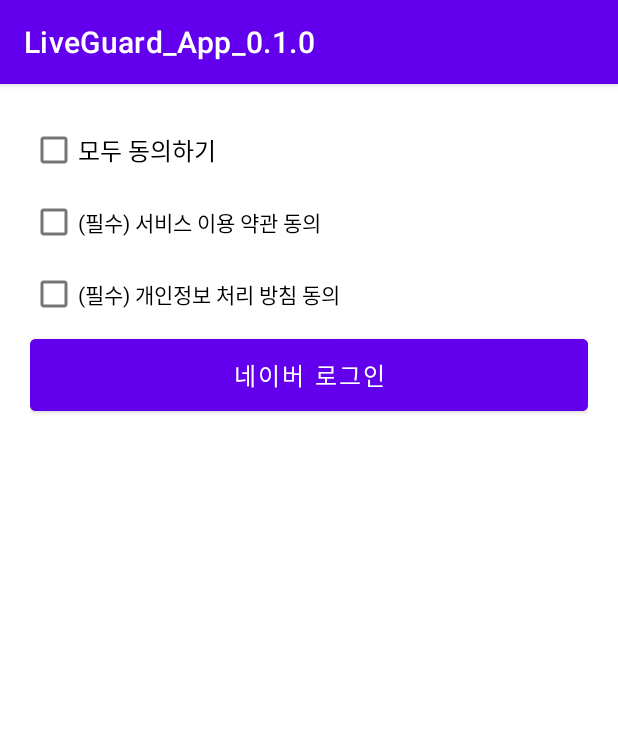
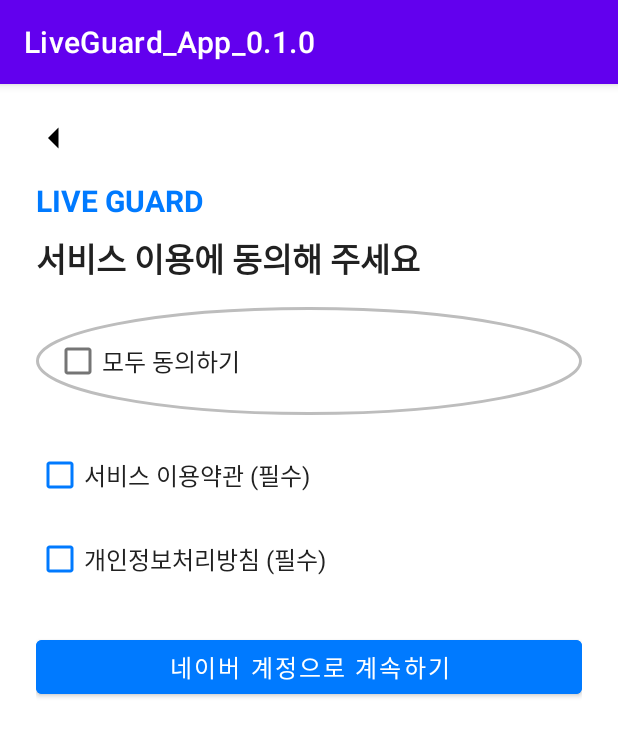
Before and after one commit to OverDlive/LiveGuard, an Android app: the TermsActivity screen opened directly, with no data from a screen before it, on a phone screen of 412 x 824 dp. Shown: the top 736 px of the screen. Run offline under Robolectric (Android 15) with nearby library versions, the phone set to English and light mode, and no system bars.

Commit message:
ui 덮어쓰기 프로토타입

```diff
--- a/App/app/src/main/java/com/example/liveguard_app_010/ui/login/TermsActivity.java
+++ b/App/app/src/main/java/com/example/liveguard_app_010/ui/login/TermsActivity.java
@@ -4,13 +4,12 @@
 import android.os.Bundle;
 import android.widget.Button;
 import android.widget.CheckBox;
+import android.widget.ImageView;
 import android.widget.Toast;
 
-import androidx.annotation.Nullable;
 import androidx.appcompat.app.AppCompatActivity;
 
 import com.example.liveguard_app_010.R;
-import com.example.liveguard_app_010.ui.login.NaverLoginActivity;
 
 public class TermsActivity extends AppCompatActivity {
 
@@ -18,7 +17,7 @@
     private Button btnAgree;
 
     @Override
-    protected void onCreate(@Nullable Bundle savedInstanceState) {
+    protected void onCreate(Bundle savedInstanceState) {
         super.onCreate(savedInstanceState);
         setContentView(R.layout.activity_terms);
 
@@ -26,14 +25,18 @@
         checkBox1 = findViewById(R.id.checkBox1);
         checkBox2 = findViewById(R.id.checkBox2);
         btnAgree = findViewById(R.id.btn_agree);
+        ImageView btnBack = findViewById(R.id.btn_back);
 
-        // ✅ "모두 동의하기" 체크 시 개별 체크박스 자동 체크
+        // 뒤로 가기 버튼
+        btnBack.setOnClickListener(v -> finish());
+
+        // "모두 동의하기" 클릭 시 개별 체크박스 자동 체크
         checkBoxAll.setOnCheckedChangeListener((buttonView, isChecked) -> {
             checkBox1.setChecked(isChecked);
             checkBox2.setChecked(isChecked);
         });
 
-        // ✅ 이용약관 동의 후 네이버 로그인 화면으로 이동
+        // 이용약관 동의 후 네이버 로그인 화면으로 이동
         btnAgree.setOnClickListener(v -> {
             if (checkBox1.isChecked() && checkBox2.isChecked()) {
                 Intent intent = new Intent(TermsActivity.this, NaverLoginActivity.class);
--- /dev/null
+++ b/App/app/src/main/res/drawable/bg_checkbox.xml
@@ -0,0 +1,19 @@
+<?xml version="1.0" encoding="utf-8"?>
+<selector xmlns:android="http://schemas.android.com/apk/res/android">
+    <!-- 체크된 상태 -->
+    <item android:state_checked="true">
+        <shape android:shape="oval">
+            <solid android:color="@color/blue"/> <!-- 체크된 상태 배경 -->
+            <size android:width="24dp" android:height="24dp"/>
+        </shape>
+    </item>
+
+    <!-- 기본 (비체크) 상태 -->
+    <item>
+        <shape android:shape="oval">
+            <solid android:color="@color/white"/> <!-- 비체크 상태 배경 -->
+            <stroke android:width="2dp" android:color="@color/gray"/> <!-- 테두리 -->
+            <size android:width="24dp" android:height="24dp"/>
+        </shape>
+    </item>
+</selector>
--- /dev/null
+++ b/App/app/src/main/res/drawable/ic_back.xml
@@ -0,0 +1,9 @@
+<vector xmlns:android="http://schemas.android.com/apk/res/android"
+    android:width="24dp"
+    android:height="24dp"
+    android:viewportWidth="24"
+    android:viewportHeight="24">
+    <path
+        android:fillColor="#000000"
+        android:pathData="M15,19L8,12L15,5V19Z"/>
+</vector>
--- a/App/app/src/main/res/layout/activity_terms.xml
+++ b/App/app/src/main/res/layout/activity_terms.xml
@@ -1,51 +1,86 @@
 <?xml version="1.0" encoding="utf-8"?>
-<androidx.constraintlayout.widget.ConstraintLayout
-    xmlns:android="http://schemas.android.com/apk/res/android"
-    xmlns:app="http://schemas.android.com/apk/res-auto"
+<LinearLayout xmlns:android="http://schemas.android.com/apk/res/android"
     android:layout_width="match_parent"
     android:layout_height="match_parent"
-    android:padding="20dp">
+    android:orientation="vertical"
+    android:padding="24dp"
+    android:background="@color/white">
 
-    <!-- "모두 동의하기" 체크박스 -->
-    <CheckBox
-        android:id="@+id/checkBoxAll"
+    <!-- 뒤로 가기 버튼 -->
+    <ImageView
+        android:id="@+id/btn_back"
+        android:layout_width="24dp"
+        android:layout_height="24dp"
+        android:src="@drawable/ic_back"
+        android:contentDescription="뒤로 가기"
+        android:layout_marginBottom="16dp"/>
+
+    <!-- 제목 -->
+    <TextView
         android:layout_width="wrap_content"
         android:layout_height="wrap_content"
-        android:text="모두 동의하기"
-        android:textSize="16sp"
-        app:layout_constraintTop_toTopOf="parent"
-        app:layout_constraintStart_toStartOf="parent"/>
+        android:text="LIVE GUARD"
+        android:textSize="20sp"
+        android:textStyle="bold"
+        android:textColor="@color/blue"/>
 
-    <!-- 개별 약관 동의 체크박스 (필수) -->
+    <TextView
+        android:layout_width="wrap_content"
+        android:layout_height="wrap_content"
+        android:text="서비스 이용에 동의해 주세요"
+        android:textSize="22sp"
+        android:textStyle="bold"
+        android:textColor="@color/text_primary"
+        android:layout_marginTop="8dp"/>
+
+    <!-- 모두 동의하기 -->
+    <LinearLayout
+        android:id="@+id/btn_agree_all"
+        android:layout_width="match_parent"
+        android:layout_height="wrap_content"
+        android:background="@drawable/bg_checkbox"
+        android:orientation="horizontal"
+        android:padding="12dp"
+        android:layout_marginTop="16dp">
+
+        <CheckBox
+            android:id="@+id/checkBoxAll"
+            android:layout_width="wrap_content"
+            android:layout_height="wrap_content"
+            android:text="모두 동의하기"
+            android:textSize="16sp"
+            android:textColor="@color/text_primary"/>
+    </LinearLayout>
+
+    <!-- 개별 동의 항목 -->
     <CheckBox
         android:id="@+id/checkBox1"
-        android:layout_width="wrap_content"
+        android:layout_width="match_parent"
         android:layout_height="wrap_content"
-        android:text="(필수) 서비스 이용 약관 동의"
-        android:textSize="14sp"
-        app:layout_constraintTop_toBottomOf="@id/checkBoxAll"
-        app:layout_constraintStart_toStartOf="parent"/>
+        android:text="서비스 이용약관 (필수)"
+        android:textSize="16sp"
+        android:textColor="@color/text_primary"
+        android:buttonTint="@color/blue"
+        android:layout_marginTop="16dp"/>
 
     <CheckBox
         android:id="@+id/checkBox2"
-        android:layout_width="wrap_content"
+        android:layout_width="match_parent"
         android:layout_height="wrap_content"
-        android:text="(필수) 개인정보 처리 방침 동의"
-        android:textSize="14sp"
-        app:layout_constraintTop_toBottomOf="@id/checkBox1"
-        app:layout_constraintStart_toStartOf="parent"/>
+        android:text="개인정보처리방침 (필수)"
+        android:textSize="16sp"
+        android:textColor="@color/text_primary"
+        android:buttonTint="@color/blue"
+        android:layout_marginTop="8dp"/>
 
-    <!-- "네이버 로그인" 버튼 -->
+    <!-- 네이버 로그인 버튼 -->
     <Button
         android:id="@+id/btn_agree"
         android:layout_width="match_parent"
         android:layout_height="wrap_content"
-        android:text="네이버 로그인"
+        android:backgroundTint="@color/blue"
+        android:text="네이버 계정으로 계속하기"
+        android:textColor="@color/white"
         android:textSize="16sp"
-        android:backgroundTint="@color/primary"
-        android:padding="12dp"
-        android:textColor="@android:color/white"
-        app:layout_constraintTop_toBottomOf="@id/checkBox2"
-        app:layout_constraintStart_toStartOf="parent"
-        app:layout_constraintEnd_toEndOf="parent"/>
-</androidx.constraintlayout.widget.ConstraintLayout>
+        android:layout_marginTop="24dp"/>
+</LinearLayout>
```
Also changed, not shown: App/app/src/main/res/drawable/ic_google.xml (added, +9 -0 lines), App/app/src/main/res/drawable/ic_naver.xml (added, +9 -0 lines), App/app/src/main/res/layout/activity_login.xml (+83 -22 lines), App/app/src/main/res/values/colors.xml (+23 -1 lines).
